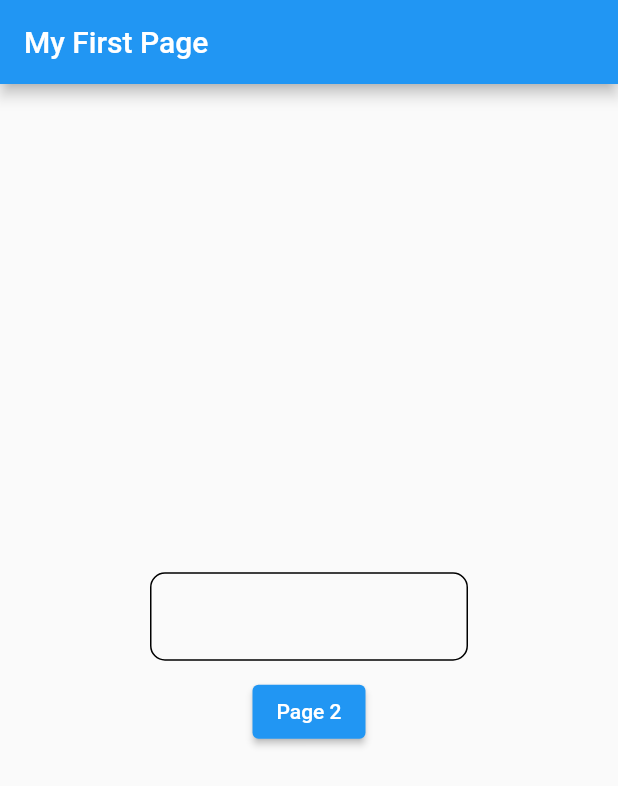
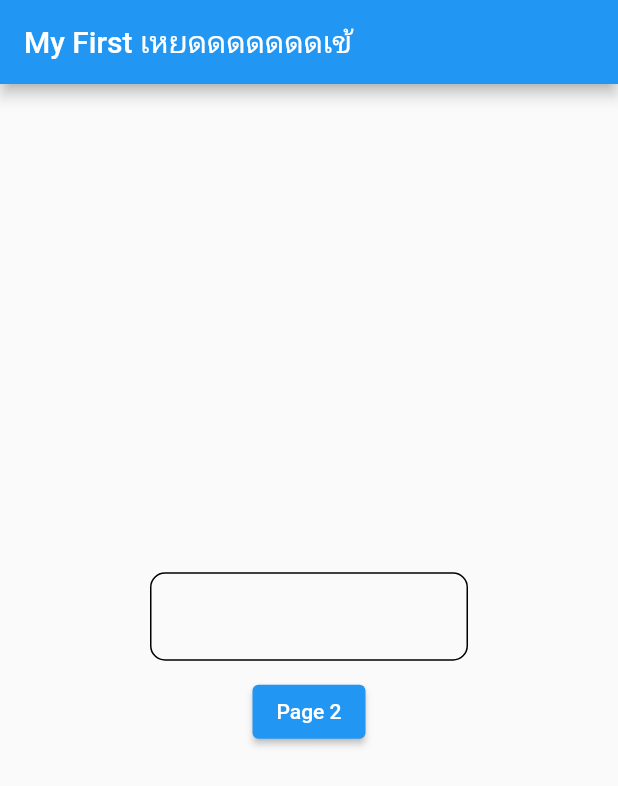
Before and after one commit to programmerlittle/session_2, a Flutter app: the screen it shows after launch, on a phone screen of 412 x 824 dp. Shown: the top 786 px of the screen. Run offline on Flutter 3.47's test engine with Material 2 defaults, Android fonts, the phone set to English and light mode, and no system bars.

Commit message:
edit text
edittext

```diff
--- a/lib/main.dart
+++ b/lib/main.dart
@@ -36,7 +36,7 @@ class _MyHomePageState extends State<MyHomePage> {
   Widget build(BuildContext context) {
     return Scaffold(
       appBar: AppBar(
-        title: Text('My First Page'),
+        title: Text('My First เหยดดดดดดดเข้'),
       ),
       body: Center(
         child: Column(
```
